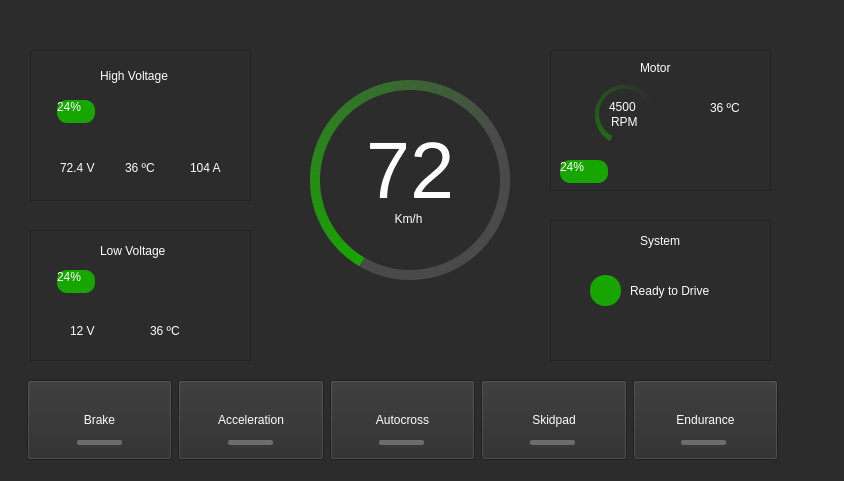
Old version of the form form.ui in the repository FGR-UnB/teste.
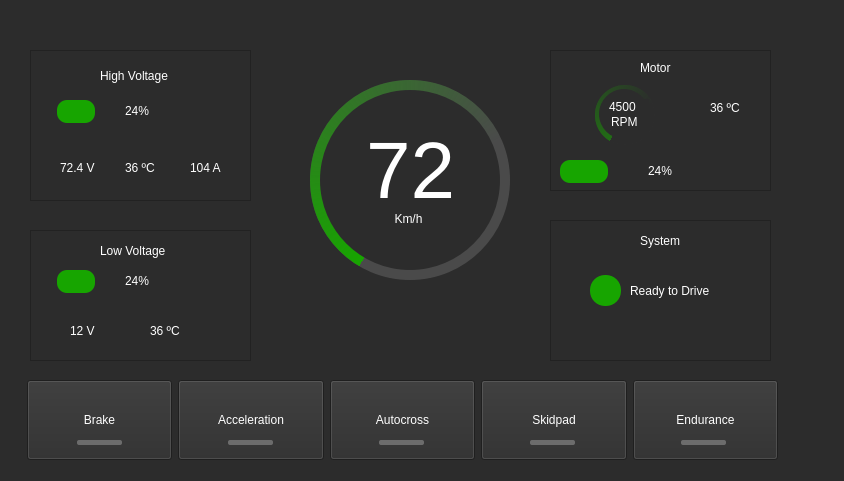
New version of the form.

Diff of the .ui file:
```diff
--- a/form.ui
+++ b/form.ui
@@ -223,9 +223,9 @@
     <widget class="QLabel" name="label">
      <property name="geometry">
       <rect>
-       <x>50</x>
+       <x>30</x>
        <y>40</y>
-       <width>80</width>
+       <width>121</width>
        <height>80</height>
       </rect>
      </property>
@@ -442,6 +442,7 @@
      <string notr="true">QProgressBar {
      border: none;
      background-color: rgb(44, 44, 44);
+	  text-align: center;
  }
 
 QProgressBar::chunk {
@@ -557,6 +558,7 @@
      <string notr="true">QProgressBar {
      border: none;
      background-color: rgb(44, 44, 44);
+	text-align: center;
  }
 
 QProgressBar::chunk {
@@ -720,6 +722,7 @@
      <string notr="true">QProgressBar {
      border: none;
      background-color: rgb(44, 44, 44);
+	text-align: center;
  }
 
 QProgressBar::chunk {
```
